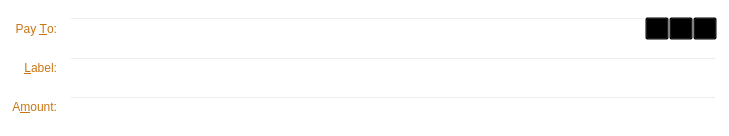
Qt form src/qt/forms/sendcoinsentry.ui (scificryptocoin/Darsek) before a commit.
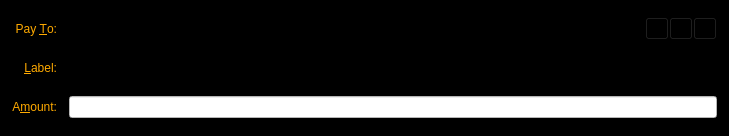
The same form after that commit. Icons and pictures are not drawn. Custom widgets are drawn as their Qt base class.

Diff of the .ui file:
```diff
--- a/src/qt/forms/sendcoinsentry.ui
+++ b/src/qt/forms/sendcoinsentry.ui
@@ -10,11 +10,318 @@
     <height>136</height>
    </rect>
   </property>
+  <property name="palette">
+   <palette>
+    <active>
+     <colorrole role="WindowText">
+      <brush brushstyle="SolidPattern">
+       <color alpha="255">
+        <red>170</red>
+        <green>0</green>
+        <blue>0</blue>
+       </color>
+      </brush>
+     </colorrole>
+     <colorrole role="Button">
+      <brush brushstyle="SolidPattern">
+       <color alpha="255">
+        <red>0</red>
+        <green>0</green>
+        <blue>0</blue>
+       </color>
+      </brush>
+     </colorrole>
+     <colorrole role="Midlight">
+      <brush brushstyle="SolidPattern">
+       <color alpha="255">
+        <red>255</red>
+        <green>255</green>
+        <blue>255</blue>
+       </color>
+      </brush>
+     </colorrole>
+     <colorrole role="Dark">
+      <brush brushstyle="SolidPattern">
+       <color alpha="255">
+        <red>255</red>
+        <green>255</green>
+        <blue>255</blue>
+       </color>
+      </brush>
+     </colorrole>
+     <colorrole role="Mid">
+      <brush brushstyle="SolidPattern">
+       <color alpha="255">
+        <red>255</red>
+        <green>255</green>
+        <blue>255</blue>
+       </color>
+      </brush>
+     </colorrole>
+     <colorrole role="Text">
+      <brush brushstyle="SolidPattern">
+       <color alpha="255">
+        <red>170</red>
+        <green>0</green>
+        <blue>0</blue>
+       </color>
+      </brush>
+     </colorrole>
+     <colorrole role="ButtonText">
+      <brush brushstyle="SolidPattern">
+       <color alpha="255">
+        <red>170</red>
+        <green>0</green>
+        <blue>0</blue>
+       </color>
+      </brush>
+     </colorrole>
+     <colorrole role="Base">
+      <brush brushstyle="SolidPattern">
+       <color alpha="255">
+        <red>0</red>
+        <green>0</green>
+        <blue>0</blue>
+       </color>
+      </brush>
+     </colorrole>
+     <colorrole role="Window">
+      <brush brushstyle="SolidPattern">
+       <color alpha="255">
+        <red>0</red>
+        <green>0</green>
+        <blue>0</blue>
+       </color>
+      </brush>
+     </colorrole>
+     <colorrole role="LinkVisited">
+      <brush brushstyle="SolidPattern">
+       <color alpha="255">
+        <red>255</red>
+        <green>0</green>
+        <blue>0</blue>
+       </color>
+      </brush>
+     </colorrole>
+     <colorrole role="ToolTipText">
+      <brush brushstyle="SolidPattern">
+       <color alpha="255">
+        <red>0</red>
+        <green>0</green>
+        <blue>0</blue>
+       </color>
+      </brush>
+     </colorrole>
+    </active>
+    <inactive>
+     <colorrole role="WindowText">
+      <brush brushstyle="SolidPattern">
+       <color alpha="255">
+        <red>170</red>
+        <green>0</green>
+        <blue>0</blue>
+       </color>
+      </brush>
+     </colorrole>
+     <colorrole role="Button">
+      <brush brushstyle="SolidPattern">
+       <color alpha="255">
+        <red>0</red>
+        <green>0</green>
+        <blue>0</blue>
+       </color>
+      </brush>
+     </colorrole>
+     <colorrole role="Midlight">
+      <brush brushstyle="SolidPattern">
+       <color alpha="255">
+        <red>255</red>
+        <green>255</green>
+        <blue>255</blue>
+       </color>
+      </brush>
+     </colorrole>
+     <colorrole role="Dark">
+      <brush brushstyle="SolidPattern">
+       <color alpha="255">
+        <red>255</red>
+        <green>255</green>
+        <blue>255</blue>
+       </color>
+      </brush>
+     </colorrole>
+     <colorrole role="Mid">
+      <brush brushstyle="SolidPattern">
+       <color alpha="255">
+        <red>255</red>
+        <green>255</green>
+        <blue>255</blue>
+       </color>
+      </brush>
+     </colorrole>
+     <colorrole role="Text">
+      <brush brushstyle="SolidPattern">
+       <color alpha="255">
+        <red>170</red>
+        <green>0</green>
+        <blue>0</blue>
+       </color>
+      </brush>
+     </colorrole>
+     <colorrole role="ButtonText">
+      <brush brushstyle="SolidPattern">
+       <color alpha="255">
+        <red>170</red>
+        <green>0</green>
+        <blue>0</blue>
+       </color>
+      </brush>
+     </colorrole>
+     <colorrole role="Base">
+      <brush brushstyle="SolidPattern">
+       <color alpha="255">
+        <red>0</red>
+        <green>0</green>
+        <blue>0</blue>
+       </color>
+      </brush>
+     </colorrole>
+     <colorrole role="Window">
+      <brush brushstyle="SolidPattern">
+       <color alpha="255">
+        <red>0</red>
+        <green>0</green>
+        <blue>0</blue>
+       </color>
+      </brush>
+     </colorrole>
+     <colorrole role="LinkVisited">
+      <brush brushstyle="SolidPattern">
+       <color alpha="255">
+        <red>255</red>
+        <green>0</green>
+        <blue>0</blue>
+       </color>
+      </brush>
+     </colorrole>
+     <colorrole role="ToolTipText">
+      <brush brushstyle="SolidPattern">
+       <color alpha="255">
+        <red>0</red>
+        <green>0</green>
+        <blue>0</blue>
+       </color>
+      </brush>
+     </colorrole>
+    </inactive>
+    <disabled>
+     <colorrole role="WindowText">
+      <brush brushstyle="SolidPattern">
+       <color alpha="255">
+        <red>255</red>
+        <green>255</green>
+        <blue>255</blue>
+       </color>
+      </brush>
+     </colorrole>
+     <colorrole role="Button">
+      <brush brushstyle="SolidPattern">
+       <color alpha="255">
+        <red>0</red>
+        <green>0</green>
+        <blue>0</blue>
+       </color>
+      </brush>
+     </colorrole>
+     <colorrole role="Midlight">
+      <brush brushstyle="SolidPattern">
+       <color alpha="255">
+        <red>255</red>
+        <green>255</green>
+        <blue>255</blue>
+       </color>
+      </brush>
+     </colorrole>
+     <colorrole role="Dark">
+      <brush brushstyle="SolidPattern">
+       <color alpha="255">
+        <red>255</red>
+        <green>255</green>
+        <blue>255</blue>
+       </color>
+      </brush>
+     </colorrole>
+     <colorrole role="Mid">
+      <brush brushstyle="SolidPattern">
+       <color alpha="255">
+        <red>255</red>
+        <green>255</green>
+        <blue>255</blue>
+       </color>
+      </brush>
+     </colorrole>
+     <colorrole role="Text">
+      <brush brushstyle="SolidPattern">
+       <color alpha="255">
+        <red>255</red>
+        <green>255</green>
+        <blue>255</blue>
+       </color>
+      </brush>
+     </colorrole>
+     <colorrole role="ButtonText">
+      <brush brushstyle="SolidPattern">
+       <color alpha="255">
+        <red>255</red>
+        <green>255</green>
+        <blue>255</blue>
+       </color>
+      </brush>
+     </colorrole>
+     <colorrole role="Base">
+      <brush brushstyle="SolidPattern">
+       <color alpha="255">
+        <red>0</red>
+        <green>0</green>
+        <blue>0</blue>
+       </color>
+      </brush>
+     </colorrole>
+     <colorrole role="Window">
+      <brush brushstyle="SolidPattern">
+       <color alpha="255">
+        <red>0</red>
+        <green>0</green>
+        <blue>0</blue>
+       </color>
+      </brush>
+     </colorrole>
+     <colorrole role="LinkVisited">
+      <brush brushstyle="SolidPattern">
+       <color alpha="255">
+        <red>255</red>
+        <green>0</green>
+        <blue>0</blue>
+       </color>
+      </brush>
+     </colorrole>
+     <colorrole role="ToolTipText">
+      <brush brushstyle="SolidPattern">
+       <color alpha="255">
+        <red>0</red>
+        <green>0</green>
+        <blue>0</blue>
+       </color>
+      </brush>
+     </colorrole>
+    </disabled>
+   </palette>
+  </property>
   <property name="windowTitle">
    <string>Form</string>
   </property>
   <property name="styleSheet">
-   <string notr="true">background:transparent;</string>
+   <string notr="true">background-color: rgb(0, 0, 0);</string>
   </property>
   <property name="frameShape">
    <enum>QFrame::StyledPanel</enum>
@@ -34,15 +341,15 @@
         <colorrole role="WindowText">
          <brush brushstyle="SolidPattern">
           <color alpha="255">
-           <red>202</red>
-           <green>117</green>
-           <blue>19</blue>
+           <red>255</red>
+           <green>170</green>
+           <blue>0</blue>
           </color>
          </brush>
         </colorrole>
         <colorrole role="Button">
          <brush brushstyle="SolidPattern">
-          <color alpha="0">
+          <color alpha="255">
            <red>0</red>
            <green>0</green>
            <blue>0</blue>
@@ -51,7 +358,7 @@
         </colorrole>
         <colorrole role="Base">
          <brush brushstyle="SolidPattern">
-          <color alpha="0">
+          <color alpha="255">
            <red>0</red>
            <green>0</green>
            <blue>0</blue>
@@ -60,7 +367,7 @@
         </colorrole>
         <colorrole role="Window">
          <brush brushstyle="SolidPattern">
-          <color alpha="0">
+          <color alpha="255">
            <red>0</red>
            <green>0</green>
            <blue>0</blue>
@@ -72,15 +379,15 @@
         <colorrole role="WindowText">
          <brush brushstyle="SolidPattern">
           <color alpha="255">
-           <red>202</red>
-           <green>117</green>
-           <blue>19</blue>
+           <red>255</red>
+           <green>170</green>
+           <blue>0</blue>
           </color>
          </brush>
         </colorrole>
         <colorrole role="Button">
          <brush brushstyle="SolidPattern">
-          <color alpha="0">
+          <color alpha="255">
            <red>0</red>
            <green>0</green>
            <blue>0</blue>
@@ -89,7 +396,7 @@
         </colorrole>
         <colorrole role="Base">
          <brush brushstyle="SolidPattern">
-          <color alpha="0">
+          <color alpha="255">
            <red>0</red>
            <green>0</green>
            <blue>0</blue>
@@ -98,7 +405,7 @@
         </colorrole>
         <colorrole role="Window">
          <brush brushstyle="SolidPattern">
-          <color alpha="0">
+          <color alpha="255">
            <red>0</red>
            <green>0</green>
            <blue>0</blue>
@@ -118,7 +425,7 @@
         </colorrole>
         <colorrole role="Button">
          <brush brushstyle="SolidPattern">
-          <color alpha="0">
+          <color alpha="255">
            <red>0</red>
            <green>0</green>
            <blue>0</blue>
@@ -127,7 +434,7 @@
         </colorrole>
         <colorrole role="Base">
          <brush brushstyle="SolidPattern">
-          <color alpha="0">
+          <color alpha="255">
            <red>0</red>
            <green>0</green>
            <blue>0</blue>
@@ -136,7 +443,7 @@
         </colorrole>
         <colorrole role="Window">
          <brush brushstyle="SolidPattern">
-          <color alpha="0">
+          <color alpha="255">
            <red>0</red>
            <green>0</green>
            <blue>0</blue>
@@ -165,15 +472,15 @@
         <colorrole role="WindowText">
          <brush brushstyle="SolidPattern">
           <color alpha="255">
-           <red>202</red>
-           <green>117</green>
-           <blue>19</blue>
+           <red>255</red>
+           <green>170</green>
+           <blue>0</blue>
           </color>
          </brush>
         </colorrole>
         <colorrole role="Button">
          <brush brushstyle="SolidPattern">
-          <color alpha="0">
+          <color alpha="255">
            <red>0</red>
            <green>0</green>
            <blue>0</blue>
@@ -182,7 +489,7 @@
         </colorrole>
         <colorrole role="Base">
          <brush brushstyle="SolidPattern">
-          <color alpha="0">
+          <color alpha="255">
            <red>0</red>
            <green>0</green>
            <blue>0</blue>
@@ -191,7 +498,7 @@
         </colorrole>
         <colorrole role="Window">
          <brush brushstyle="SolidPattern">
-          <color alpha="0">
+          <color alpha="255">
            <red>0</red>
            <green>0</green>
            <blue>0</blue>
@@ -203,15 +510,15 @@
         <colorrole role="WindowText">
          <brush brushstyle="SolidPattern">
           <color alpha="255">
-           <red>202</red>
-           <green>117</green>
-           <blue>19</blue>
+           <red>255</red>
+           <green>170</green>
+           <blue>0</blue>
           </color>
          </brush>
         </colorrole>
         <colorrole role="Button">
          <brush brushstyle="SolidPattern">
-          <color alpha="0">
+          <color alpha="255">
            <red>0</red>
            <green>0</green>
            <blue>0</blue>
@@ -220,7 +527,7 @@
         </colorrole>
         <colorrole role="Base">
          <brush brushstyle="SolidPattern">
-          <color alpha="0">
+          <color alpha="255">
            <red>0</red>
            <green>0</green>
            <blue>0</blue>
@@ -229,7 +536,7 @@
         </colorrole>
         <colorrole role="Window">
          <brush brushstyle="SolidPattern">
-          <color alpha="0">
+          <color alpha="255">
            <red>0</red>
            <green>0</green>
            <blue>0</blue>
@@ -249,7 +556,7 @@
         </colorrole>
         <colorrole role="Button">
          <brush brushstyle="SolidPattern">
-          <color alpha="0">
+          <color alpha="255">
            <red>0</red>
            <green>0</green>
            <blue>0</blue>
@@ -258,7 +565,7 @@
         </colorrole>
         <colorrole role="Base">
          <brush brushstyle="SolidPattern">
-          <color alpha="0">
+          <color alpha="255">
            <red>0</red>
            <green>0</green>
            <blue>0</blue>
@@ -267,7 +574,7 @@
         </colorrole>
         <colorrole role="Window">
          <brush brushstyle="SolidPattern">
-          <color alpha="0">
+          <color alpha="255">
            <red>0</red>
            <green>0</green>
            <blue>0</blue>
@@ -296,45 +603,54 @@
         <colorrole role="WindowText">
          <brush brushstyle="SolidPattern">
           <color alpha="255">
-           <red>202</red>
-           <green>117</green>
-           <blue>19</blue>
+           <red>0</red>
+           <green>0</green>
+           <blue>0</blue>
           </color>
          </brush>
         </colorrole>
         <colorrole role="Button">
          <brush brushstyle="SolidPattern">
-          <color alpha="0">
-           <red>0</red>
-           <green>0</green>
-           <blue>0</blue>
+          <color alpha="255">
+           <red>255</red>
+           <green>255</green>
+           <blue>255</blue>
           </color>
          </brush>
         </colorrole>
         <colorrole role="Text">
          <brush brushstyle="SolidPattern">
           <color alpha="255">
-           <red>202</red>
-           <green>117</green>
-           <blue>19</blue>
+           <red>0</red>
+           <green>0</green>
+           <blue>0</blue>
+          </color>
+         </brush>
+        </colorrole>
+        <colorrole role="ButtonText">
+         <brush brushstyle="SolidPattern">
+          <color alpha="255">
+           <red>0</red>
+           <green>0</green>
+           <blue>0</blue>
           </color>
          </brush>
         </colorrole>
         <colorrole role="Base">
          <brush brushstyle="SolidPattern">
-          <color alpha="0">
-           <red>0</red>
-           <green>0</green>
-           <blue>0</blue>
+          <color alpha="255">
+           <red>255</red>
+           <green>255</green>
+           <blue>255</blue>
           </color>
          </brush>
         </colorrole>
         <colorrole role="Window">
          <brush brushstyle="SolidPattern">
-          <color alpha="0">
-           <red>0</red>
-           <green>0</green>
-           <blue>0</blue>
+          <color alpha="255">
+           <red>255</red>
+           <green>255</green>
+           <blue>255</blue>
           </color>
          </brush>
         </colorrole>
@@ -343,45 +659,54 @@
         <colorrole role="WindowText">
          <brush brushstyle="SolidPattern">
           <color alpha="255">
-           <red>202</red>
-           <green>117</green>
-           <blue>19</blue>
+           <red>0</red>
+           <green>0</green>
+           <blue>0</blue>
           </color>
          </brush>
         </colorrole>
         <colorrole role="Button">
          <brush brushstyle="SolidPattern">
-          <color alpha="0">
-           <red>0</red>
-           <green>0</green>
-           <blue>0</blue>
+          <color alpha="255">
+           <red>255</red>
+           <green>255</green>
+           <blue>255</blue>
           </color>
          </brush>
         </colorrole>
         <colorrole role="Text">
          <brush brushstyle="SolidPattern">
           <color alpha="255">
-           <red>202</red>
-           <green>117</green>
-           <blue>19</blue>
+           <red>0</red>
+           <green>0</green>
+           <blue>0</blue>
+          </color>
+         </brush>
+        </colorrole>
+        <colorrole role="ButtonText">
+         <brush brushstyle="SolidPattern">
+          <color alpha="255">
+           <red>0</red>
+           <green>0</green>
+           <blue>0</blue>
           </color>
          </brush>
         </colorrole>
         <colorrole role="Base">
          <brush brushstyle="SolidPattern">
-          <color alpha="0">
-           <red>0</red>
-           <green>0</green>
-           <blue>0</blue>
+          <color alpha="255">
+           <red>255</red>
+           <green>255</green>
+           <blue>255</blue>
           </color>
          </brush>
         </colorrole>
         <colorrole role="Window">
          <brush brushstyle="SolidPattern">
-          <color alpha="0">
-           <red>0</red>
-           <green>0</green>
-           <blue>0</blue>
+          <color alpha="255">
+           <red>255</red>
+           <green>255</green>
+           <blue>255</blue>
           </color>
          </brush>
         </colorrole>
@@ -390,51 +715,70 @@
         <colorrole role="WindowText">
          <brush brushstyle="SolidPattern">
           <color alpha="255">
-           <red>132</red>
-           <green>132</green>
-           <blue>132</blue>
+           <red>0</red>
+           <green>0</green>
+           <blue>0</blue>
           </color>
          </brush>
         </colorrole>
         <colorrole role="Button">
          <brush brushstyle="SolidPattern">
-          <color alpha="0">
-           <red>0</red>
-           <green>0</green>
-           <blue>0</blue>
+          <color alpha="255">
+           <red>255</red>
+           <green>255</green>
+           <blue>255</blue>
           </color>
          </brush>
         </colorrole>
         <colorrole role="Text">
          <brush brushstyle="SolidPattern">
           <color alpha="255">
-           <red>132</red>
-           <green>132</green>
-           <blue>132</blue>
+           <red>0</red>
+           <green>0</green>
+           <blue>0</blue>
+          </color>
+         </brush>
+        </colorrole>
+        <colorrole role="ButtonText">
+         <brush brushstyle="SolidPattern">
+          <color alpha="255">
+           <red>0</red>
+           <green>0</green>
+           <blue>0</blue>
           </color>
          </brush>
         </colorrole>
         <colorrole role="Base">
          <brush brushstyle="SolidPattern">
-          <color alpha="0">
-           <red>0</red>
-           <green>0</green>
-           <blue>0</blue>
+          <color alpha="255">
+           <red>255</red>
+           <green>255</green>
+           <blue>255</blue>
           </color>
          </brush>
         </colorrole>
         <colorrole role="Window">
          <brush brushstyle="SolidPattern">
-          <color alpha="0">
-           <red>0</red>
-           <green>0</green>
-           <blue>0</blue>
+          <color alpha="255">
+           <red>255</red>
+           <green>255</green>
+           <blue>255</blue>
           </color>
          </brush>
         </colorrole>
        </disabled>
       </palette>
      </property>
+     <property name="focusPolicy">
+      <enum>Qt::ClickFocus</enum>
+     </property>
+     <property name="autoFillBackground">
+      <bool>false</bool>
+     </property>
+     <property name="styleSheet">
+      <string notr="true">background-color: rgb(255, 255, 255);
+color: rgb(0, 0, 0);</string>
+     </property>
     </widget>
    </item>
    <item row="4" column="1">
@@ -453,15 +797,15 @@
           <colorrole role="WindowText">
            <brush brushstyle="SolidPattern">
             <color alpha="255">
-             <red>202</red>
-             <green>117</green>
-             <blue>19</blue>
+             <red>255</red>
+             <green>255</green>
+             <blue>255</blue>
             </color>
            </brush>
           </colorrole>
           <colorrole role="Button">
            <brush brushstyle="SolidPattern">
-            <color alpha="0">
+            <color alpha="255">
              <red>0</red>
              <green>0</green>
              <blue>0</blue>
@@ -471,15 +815,24 @@
           <colorrole role="Text">
            <brush brushstyle="SolidPattern">
             <color alpha="255">
-             <red>202</red>
-             <green>117</green>
-             <blue>19</blue>
+             <red>255</red>
+             <green>255</green>
+             <blue>255</blue>
+            </color>
+           </brush>
+          </colorrole>
+          <colorrole role="ButtonText">
+           <brush brushstyle="SolidPattern">
+            <color alpha="255">
+             <red>0</red>
+             <green>0</green>
+             <blue>0</blue>
             </color>
            </brush>
           </colorrole>
           <colorrole role="Base">
            <brush brushstyle="SolidPattern">
-            <color alpha="0">
+            <color alpha="255">
              <red>0</red>
              <green>0</green>
              <blue>0</blue>
@@ -488,27 +841,45 @@
           </colorrole>
           <colorrole role="Window">
            <brush brushstyle="SolidPattern">
-            <color alpha="0">
+            <color alpha="255">
              <red>0</red>
              <green>0</green>
              <blue>0</blue>
             </color>
            </brush>
           </colorrole>
+          <colorrole role="Shadow">
+           <brush brushstyle="SolidPattern">
+            <color alpha="255">
+             <red>255</red>
+             <green>255</green>
+             <blue>255</blue>
+            </color>
+           </brush>
+          </colorrole>
+          <colorrole role="HighlightedText">
+           <brush brushstyle="SolidPattern">
+            <color alpha="255">
+             <red>255</red>
+             <green>255</green>
+             <blue>255</blue>
+            </color>
+           </brush>
+          </colorrole>
          </active>
          <inactive>
           <colorrole role="WindowText">
            <brush brushstyle="SolidPattern">
             <color alpha="255">
-             <red>202</red>
-             <green>117</green>
-             <blue>19</blue>
+             <red>255</red>
+             <green>255</green>
+             <blue>255</blue>
             </color>
            </brush>
           </colorrole>
           <colorrole role="Button">
            <brush brushstyle="SolidPattern">
-            <color alpha="0">
+            <color alpha="255">
              <red>0</red>
              <green>0</green>
              <blue>0</blue>
@@ -518,15 +889,24 @@
           <colorrole role="Text">
            <brush brushstyle="SolidPattern">
             <color alpha="255">
-             <red>202</red>
-             <green>117</green>
-             <blue>19</blue>
+             <red>255</red>
+             <green>255</green>
+             <blue>255</blue>
+            </color>
+           </brush>
+          </colorrole>
+          <colorrole role="ButtonText">
+           <brush brushstyle="SolidPattern">
+            <color alpha="255">
+             <red>0</red>
+             <green>0</green>
+             <blue>0</blue>
             </color>
            </brush>
           </colorrole>
           <colorrole role="Base">
            <brush brushstyle="SolidPattern">
-            <color alpha="0">
+            <color alpha="255">
              <red>0</red>
              <green>0</green>
              <blue>0</blue>
@@ -535,27 +915,45 @@
           </colorrole>
           <colorrole role="Window">
            <brush brushstyle="SolidPattern">
-            <color alpha="0">
+            <color alpha="255">
              <red>0</red>
              <green>0</green>
              <blue>0</blue>
             </color>
            </brush>
           </colorrole>
+          <colorrole role="Shadow">
+           <brush brushstyle="SolidPattern">
+            <color alpha="255">
+             <red>255</red>
+             <green>255</green>
+             <blue>255</blue>
+            </color>
+           </brush>
+          </colorrole>
+          <colorrole role="HighlightedText">
+           <brush brushstyle="SolidPattern">
+            <color alpha="255">
+             <red>255</red>
+             <green>255</green>
+             <blue>255</blue>
+            </color>
+           </brush>
+          </colorrole>
          </inactive>
          <disabled>
           <colorrole role="WindowText">
            <brush brushstyle="SolidPattern">
             <color alpha="255">
-             <red>132</red>
-             <green>132</green>
-             <blue>132</blue>
+             <red>255</red>
+             <green>255</green>
+             <blue>255</blue>
             </color>
            </brush>
           </colorrole>
           <colorrole role="Button">
            <brush brushstyle="SolidPattern">
-            <color alpha="0">
+            <color alpha="255">
              <red>0</red>
              <green>0</green>
              <blue>0</blue>
@@ -565,15 +963,24 @@
           <colorrole role="Text">
            <brush brushstyle="SolidPattern">
             <color alpha="255">
-             <red>132</red>
-             <green>132</green>
-             <blue>132</blue>
+             <red>255</red>
+             <green>255</green>
+             <blue>255</blue>
+            </color>
+           </brush>
+          </colorrole>
+          <colorrole role="ButtonText">
+           <brush brushstyle="SolidPattern">
+            <color alpha="255">
+             <red>255</red>
+             <green>255</green>
+             <blue>255</blue>
             </color>
            </brush>
           </colorrole>
           <colorrole role="Base">
            <brush brushstyle="SolidPattern">
-            <color alpha="0">
+            <color alpha="255">
              <red>0</red>
              <green>0</green>
              <blue>0</blue>
@@ -582,18 +989,40 @@
           </colorrole>
           <colorrole role="Window">
            <brush brushstyle="SolidPattern">
-            <color alpha="0">
+            <color alpha="255">
              <red>0</red>
              <green>0</green>
              <blue>0</blue>
             </color>
            </brush>
           </colorrole>
+          <colorrole role="Shadow">
+           <brush brushstyle="SolidPattern">
+            <color alpha="255">
+             <red>255</red>
+             <green>255</green>
+             <blue>255</blue>
+            </color>
+           </brush>
+          </colorrole>
+          <colorrole role="HighlightedText">
+           <brush brushstyle="SolidPattern">
+            <color alpha="255">
+             <red>255</red>
+             <green>255</green>
+             <blue>255</blue>
+            </color>
+           </brush>
+          </colorrole>
          </disabled>
         </palette>
        </property>
        <property name="toolTip">
-        <string>Enter a label for this address to add it to your address book</string>
+        <string>&lt;html&gt;&lt;head/&gt;&lt;body&gt;&lt;p&gt;&lt;span style=&quot; color:#aa0000;&quot;&gt;Enter a label for this address to add it to your address book&lt;/span&gt;&lt;/p&gt;&lt;/body&gt;&lt;/html&gt;</string>
+       </property>
+       <property name="styleSheet">
+        <string notr="true">color: rgb(255, 255, 255);
+border-color: rgb(255, 0, 0);</string>
        </property>
       </widget>
      </item>
@@ -607,24 +1036,33 @@
         <colorrole role="WindowText">
          <brush brushstyle="SolidPattern">
           <color alpha="255">
-           <red>202</red>
-           <green>117</green>
-           <blue>19</blue>
+           <red>255</red>
+           <green>170</green>
+           <blue>0</blue>
           </color>
          </brush>
         </colorrole>
         <colorrole role="Button">
          <brush brushstyle="SolidPattern">
-          <color alpha="0">
+          <color alpha="255">
            <red>0</red>
            <green>0</green>
            <blue>0</blue>
           </color>
          </brush>
         </colorrole>
+        <colorrole role="ButtonText">
+         <brush brushstyle="SolidPattern">
+          <color alpha="255">
+           <red>255</red>
+           <green>255</green>
+           <blue>255</blue>
+          </color>
+         </brush>
+        </colorrole>
         <colorrole role="Base">
          <brush brushstyle="SolidPattern">
-          <color alpha="0">
+          <color alpha="255">
            <red>0</red>
            <green>0</green>
            <blue>0</blue>
@@ -633,7 +1071,7 @@
         </colorrole>
         <colorrole role="Window">
          <brush brushstyle="SolidPattern">
-          <color alpha="0">
+          <color alpha="255">
            <red>0</red>
            <green>0</green>
            <blue>0</blue>
@@ -645,24 +1083,33 @@
         <colorrole role="WindowText">
          <brush brushstyle="SolidPattern">
           <color alpha="255">
-           <red>202</red>
-           <green>117</green>
-           <blue>19</blue>
+           <red>255</red>
+           <green>170</green>
+           <blue>0</blue>
           </color>
          </brush>
         </colorrole>
         <colorrole role="Button">
          <brush brushstyle="SolidPattern">
-          <color alpha="0">
+          <color alpha="255">
            <red>0</red>
            <green>0</green>
            <blue>0</blue>
           </color>
          </brush>
         </colorrole>
+        <colorrole role="ButtonText">
+         <brush brushstyle="SolidPattern">
+          <color alpha="255">
+           <red>255</red>
+           <green>255</green>
+           <blue>255</blue>
+          </color>
+         </brush>
+        </colorrole>
         <colorrole role="Base">
          <brush brushstyle="SolidPattern">
-          <color alpha="0">
+          <color alpha="255">
            <red>0</red>
            <green>0</green>
            <blue>0</blue>
@@ -671,7 +1118,7 @@
         </colorrole>
         <colorrole role="Window">
          <brush brushstyle="SolidPattern">
-          <color alpha="0">
+          <color alpha="255">
            <red>0</red>
            <green>0</green>
            <blue>0</blue>
@@ -691,16 +1138,25 @@
         </colorrole>
         <colorrole role="Button">
          <brush brushstyle="SolidPattern">
-          <color alpha="0">
+          <color alpha="255">
            <red>0</red>
            <green>0</green>
            <blue>0</blue>
           </color>
          </brush>
         </colorrole>
+        <colorrole role="ButtonText">
+         <brush brushstyle="SolidPattern">
+          <color alpha="255">
+           <red>255</red>
+           <green>255</green>
+           <blue>255</blue>
+          </color>
+         </brush>
+        </colorrole>
         <colorrole role="Base">
          <brush brushstyle="SolidPattern">
-          <color alpha="0">
+          <color alpha="255">
            <red>0</red>
            <green>0</green>
            <blue>0</blue>
@@ -709,7 +1165,7 @@
         </colorrole>
         <colorrole role="Window">
          <brush brushstyle="SolidPattern">
-          <color alpha="0">
+          <color alpha="255">
            <red>0</red>
            <green>0</green>
            <blue>0</blue>
@@ -743,15 +1199,15 @@
           <colorrole role="WindowText">
            <brush brushstyle="SolidPattern">
             <color alpha="255">
-             <red>202</red>
-             <green>117</green>
-             <blue>19</blue>
+             <red>255</red>
+             <green>255</green>
+             <blue>255</blue>
             </color>
            </brush>
           </colorrole>
           <colorrole role="Button">
            <brush brushstyle="SolidPattern">
-            <color alpha="0">
+            <color alpha="255">
              <red>0</red>
              <green>0</green>
              <blue>0</blue>
@@ -761,15 +1217,24 @@
           <colorrole role="Text">
            <brush brushstyle="SolidPattern">
             <color alpha="255">
-             <red>202</red>
-             <green>117</green>
-             <blue>19</blue>
+             <red>255</red>
+             <green>255</green>
+             <blue>255</blue>
+            </color>
+           </brush>
+          </colorrole>
+          <colorrole role="ButtonText">
+           <brush brushstyle="SolidPattern">
+            <color alpha="255">
+             <red>0</red>
+             <green>0</green>
+             <blue>0</blue>
             </color>
            </brush>
           </colorrole>
           <colorrole role="Base">
            <brush brushstyle="SolidPattern">
-            <color alpha="0">
+            <color alpha="255">
              <red>0</red>
              <green>0</green>
              <blue>0</blue>
@@ -778,27 +1243,36 @@
           </colorrole>
           <colorrole role="Window">
            <brush brushstyle="SolidPattern">
-            <color alpha="0">
+            <color alpha="255">
              <red>0</red>
              <green>0</green>
              <blue>0</blue>
             </color>
            </brush>
           </colorrole>
+          <colorrole role="Shadow">
+           <brush brushstyle="SolidPattern">
+            <color alpha="255">
+             <red>255</red>
+             <green>255</green>
+             <blue>255</blue>
+            </color>
+           </brush>
+          </colorrole>
          </active>
          <inactive>
           <colorrole role="WindowText">
            <brush brushstyle="SolidPattern">
             <color alpha="255">
-             <red>202</red>
-             <green>117</green>
-             <blue>19</blue>
+             <red>255</red>
+             <green>255</green>
+             <blue>255</blue>
             </color>
            </brush>
           </colorrole>
           <colorrole role="Button">
            <brush brushstyle="SolidPattern">
-            <color alpha="0">
+            <color alpha="255">
              <red>0</red>
              <green>0</green>
              <blue>0</blue>
@@ -808,15 +1282,24 @@
           <colorrole role="Text">
            <brush brushstyle="SolidPattern">
             <color alpha="255">
-             <red>202</red>
-             <green>117</green>
-             <blue>19</blue>
+             <red>255</red>
+             <green>255</green>
+             <blue>255</blue>
+            </color>
+           </brush>
+          </colorrole>
+          <colorrole role="ButtonText">
+           <brush brushstyle="SolidPattern">
+            <color alpha="255">
+             <red>0</red>
+             <green>0</green>
+             <blue>0</blue>
             </color>
            </brush>
           </colorrole>
           <colorrole role="Base">
            <brush brushstyle="SolidPattern">
-            <color alpha="0">
+            <color alpha="255">
              <red>0</red>
              <green>0</green>
              <blue>0</blue>
@@ -825,27 +1308,36 @@
           </colorrole>
           <colorrole role="Window">
            <brush brushstyle="SolidPattern">
-            <color alpha="0">
+            <color alpha="255">
              <red>0</red>
              <green>0</green>
              <blue>0</blue>
             </color>
            </brush>
           </colorrole>
+          <colorrole role="Shadow">
+           <brush brushstyle="SolidPattern">
+            <color alpha="255">
+             <red>255</red>
+             <green>255</green>
+             <blue>255</blue>
+            </color>
+           </brush>
+          </colorrole>
          </inactive>
          <disabled>
           <colorrole role="WindowText">
            <brush brushstyle="SolidPattern">
             <color alpha="255">
-             <red>132</red>
-             <green>132</green>
-             <blue>132</blue>
+             <red>255</red>
+             <green>255</green>
+             <blue>255</blue>
             </color>
            </brush>
           </colorrole>
           <colorrole role="Button">
            <brush brushstyle="SolidPattern">
-            <color alpha="0">
+            <color alpha="255">
              <red>0</red>
              <green>0</green>
              <blue>0</blue>
@@ -855,15 +1347,24 @@
           <colorrole role="Text">
            <brush brushstyle="SolidPattern">
             <color alpha="255">
-             <red>132</red>
-             <green>132</green>
-             <blue>132</blue>
+             <red>255</red>
+             <green>255</green>
+             <blue>255</blue>
+            </color>
+           </brush>
+          </colorrole>
+          <colorrole role="ButtonText">
+           <brush brushstyle="SolidPattern">
+            <color alpha="255">
+             <red>255</red>
+             <green>255</green>
+             <blue>255</blue>
             </color>
            </brush>
           </colorrole>
           <colorrole role="Base">
            <brush brushstyle="SolidPattern">
-            <color alpha="0">
+            <color alpha="255">
              <red>0</red>
              <green>0</green>
              <blue>0</blue>
@@ -872,18 +1373,34 @@
           </colorrole>
           <colorrole role="Window">
            <brush brushstyle="SolidPattern">
-            <color alpha="0">
+            <color alpha="255">
              <red>0</red>
              <green>0</green>
              <blue>0</blue>
             </color>
            </brush>
           </colorrole>
+          <colorrole role="Shadow">
+           <brush brushstyle="SolidPattern">
+            <color alpha="255">
+             <red>255</red>
+             <green>255</green>
+             <blue>255</blue>
+            </color>
+           </brush>
+          </colorrole>
          </disabled>
         </palette>
        </property>
        <property name="toolTip">
-        <string>The address to send the payment to  (e.g. 4Zo1ga6xuKuQ7JV7M9rGDoxdbYwV5zgQJ5)</string>
+        <string>&lt;html&gt;&lt;head/&gt;&lt;body&gt;&lt;p&gt;&lt;span style=&quot; color:#aa0000;&quot;&gt;The address to send the payment to  (e.g. D6C128gpd7yhUVApHAKAjqD6jd71uG3HEK)&lt;/span&gt;&lt;/p&gt;&lt;/body&gt;&lt;/html&gt;</string>
+       </property>
+       <property name="styleSheet">
+        <string notr="true">color: rgb(255, 255, 255);
+border-color: rgb(255, 0, 0);</string>
+       </property>
+       <property name="text">
+        <string/>
        </property>
        <property name="maxLength">
         <number>34</number>
```
